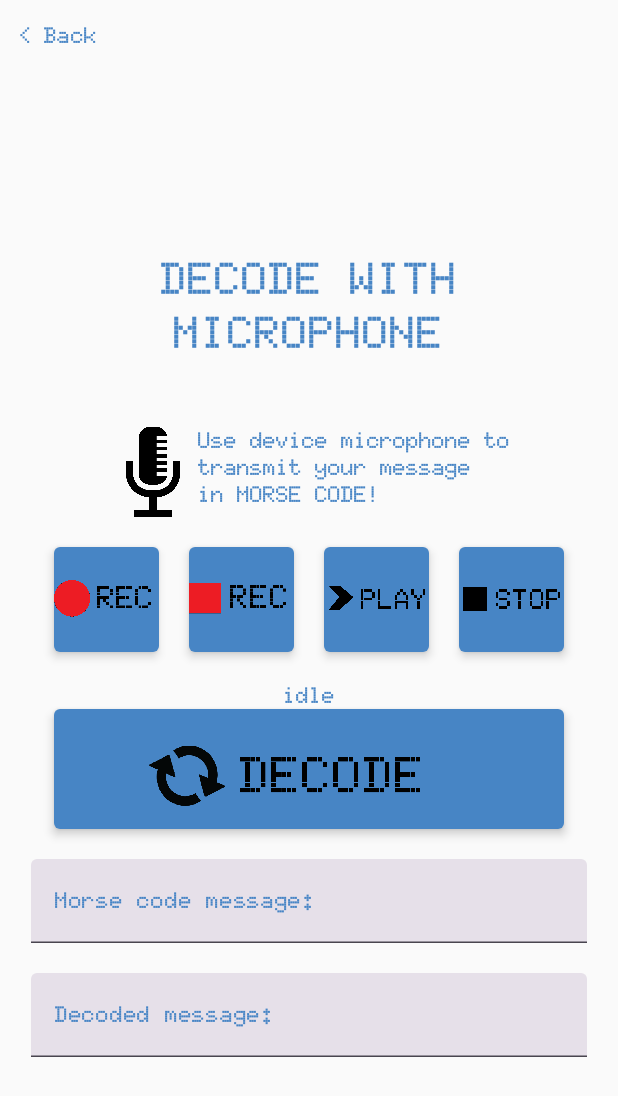
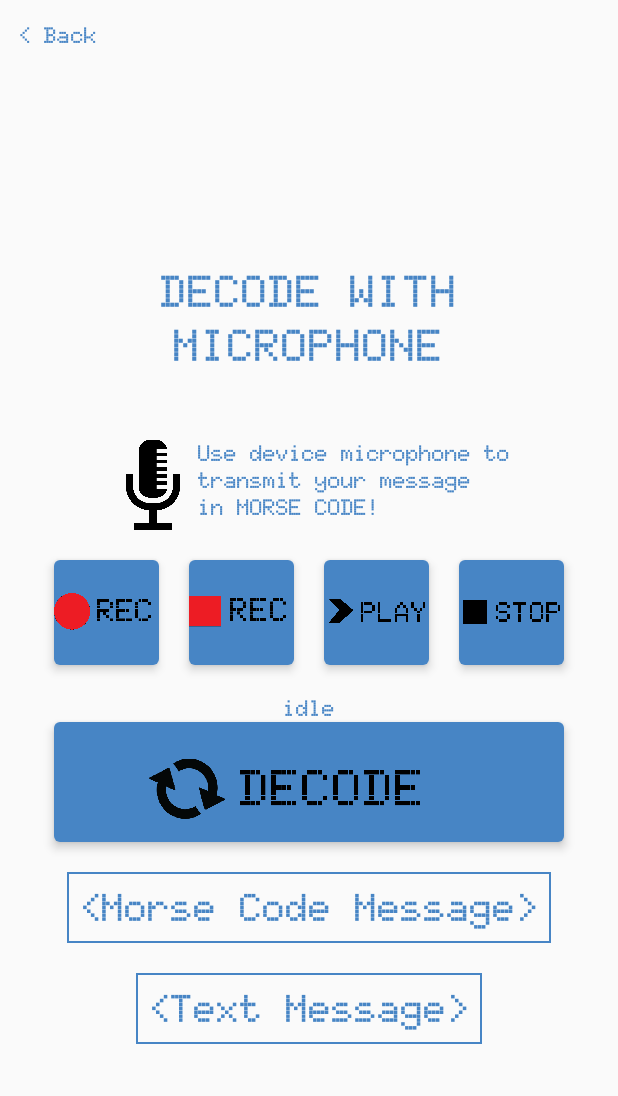
Before and after one commit to mecuch/MorseCraft, an Android app built with Jetpack Compose: the decode_page screen opened through its navigation route, on a phone screen of 412 x 824 dp. Shown: the top 1096 px of the screen. Run offline under Robolectric (Android 15) with nearby library versions, the phone set to English and light mode, and no system bars; libraries missing offline, so code that uses them is left out: com.chaquo.python; 1 statement that could not run was skipped.

Commit message:
Decoder engine implementation to GUI 20112025

```diff
--- a/app/src/main/java/com/example/morsecraft/utils/widgets.kt
+++ b/app/src/main/java/com/example/morsecraft/utils/widgets.kt
@@ -273,6 +273,17 @@ fun BigTitleBlack(value: String) {
 }
 
 @Composable
+fun MediumTitle(value: String) {
+    Text(
+        text = value,
+        fontSize = 26.sp,
+        fontFamily = doto,
+        fontWeight = FontWeight.Bold,
+        color = Color(0xFF4785c5)
+    )
+}
+
+@Composable
 fun NormalTouchTitle(value: String) {
     Text(
         text = value,
@@ -353,3 +364,17 @@ fun QuestionTable(
         BigTitle(value)
     }
 }
+
+@Composable
+fun MessageTable(
+    value: String
+){
+    Box(
+        modifier = Modifier
+            .border(width = 1.dp, color = Color(0xFF4785c5))
+            .padding(8.dp)
+    )
+    {
+        MediumTitle(value)
+    }
+}
--- a/app/src/main/java/com/example/morsecraft/view/DecoderPage.kt
+++ b/app/src/main/java/com/example/morsecraft/view/DecoderPage.kt
@@ -25,11 +25,13 @@ import androidx.compose.ui.platform.LocalContext
 import androidx.compose.ui.unit.dp
 import androidx.core.content.ContextCompat
 import androidx.navigation.NavController
+import com.chaquo.python.Python
 import com.example.morsecraft.data.WavPlayer
 import com.example.morsecraft.data.WavRecorder
 import com.example.morsecraft.utils.BackButton
 import com.example.morsecraft.utils.DecodeButton
 import com.example.morsecraft.utils.MainTitle
+import com.example.morsecraft.utils.MessageTable
 import com.example.morsecraft.utils.MicroLogo
 import com.example.morsecraft.utils.PlayButton
 import com.example.morsecraft.utils.RecButton
@@ -53,6 +55,9 @@ fun DecodePage(navController: NavController) {
     var isRecording by remember { mutableStateOf(false) }
     var isPlaying by remember { mutableStateOf(false) }
     var msg by remember { mutableStateOf("idle") }
+    var morsemsg by remember {mutableStateOf<String?>(null)}
+    var alphabetmsg by remember {mutableStateOf<String?>(null)}
+    val py = remember { Python.getInstance().getModule("model.morsewavdecoder")}
     Column(
         modifier = Modifier
             .fillMaxSize()
@@ -132,22 +137,19 @@ fun DecodePage(navController: NavController) {
 
             Spacer(Modifier.height(20.dp))
             SubMainTitle(msg)
-            DecodeButton { }
+            DecodeButton {
+                val wavPath = file.absolutePath
+                val decomorse = py.callAttr("getanswermorse", wavPath).toString()
+                val decotext = py.callAttr("getanswertext", wavPath).toString()
+                morsemsg = decomorse
+                alphabetmsg = decotext
+            }
 
             Spacer(Modifier.height(20.dp))
-            TextField(
-                value = "",
-                onValueChange = {},
-                label = { SubMainTitle("Morse code message:") },
-                modifier = Modifier.fillMaxWidth(0.9f)
-            )
+            MessageTable(morsemsg ?: "<Morse Code Message>")
             Spacer(Modifier.height(20.dp))
-            TextField(
-                value = "",
-                onValueChange = {},
-                label = { SubMainTitle("Decoded message:") },
-                modifier = Modifier.fillMaxWidth(0.9f)
-            )
+            MessageTable(alphabetmsg ?: "<Text Message>")
+
         }
     }
 
```
Also changed, not shown: app/build.gradle.kts (+11 -0 lines), 2 other files.
